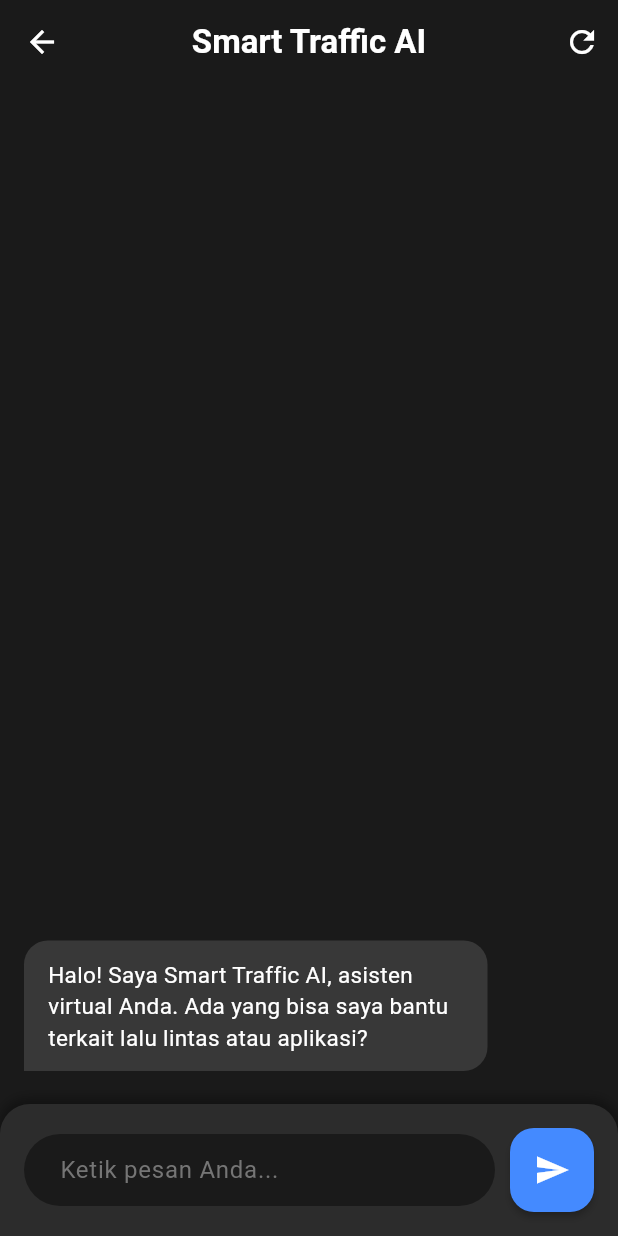
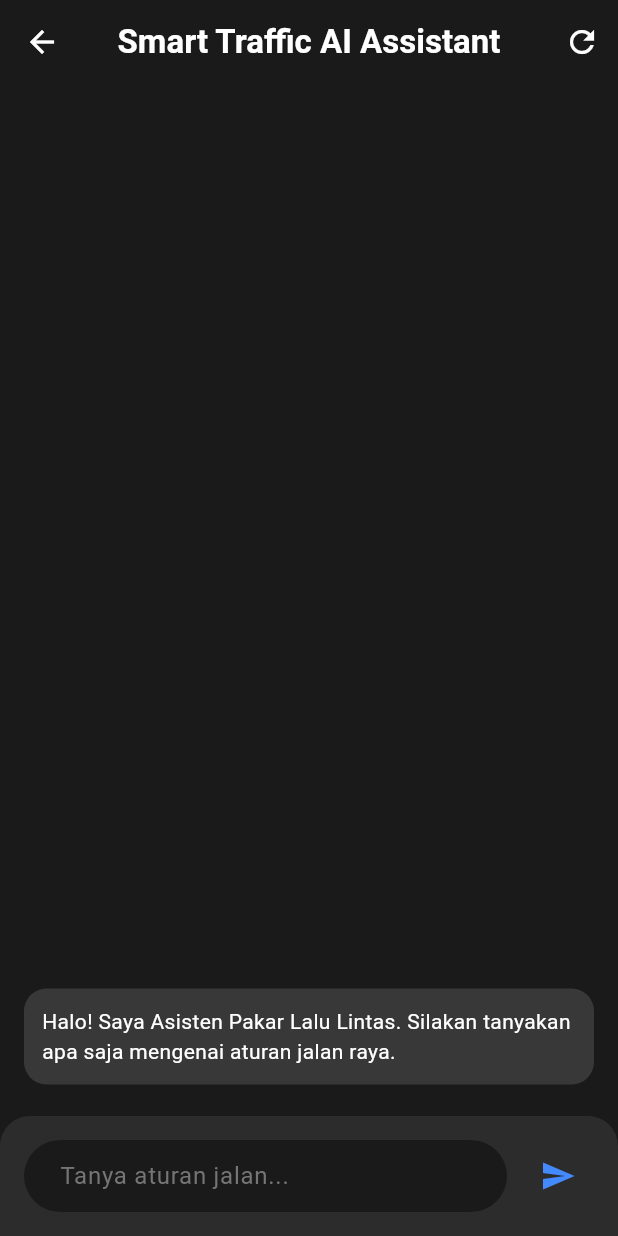
Before and after one commit to farizalfth/SmartTrafficVisionApp, a Flutter app: the ChatScreen screen opened directly, after a tap on the "send" icon, on a phone screen of 412 x 824 dp. Run offline on Flutter 3.47's test engine with Material 3 defaults, Android fonts, the phone set to English and light mode, and no system bars; our stand-ins replace cloud_firestore, csv, firebase_auth, firebase_core, firebase_database, firebase_storage and 8 more; accounts and stored records are empty.

Commit message:
twenty commit

```diff
--- a/lib/screens/chat_screen.dart
+++ b/lib/screens/chat_screen.dart
@@ -1,5 +1,3 @@
-// FILE: lib/screens/chat_screen.dart
-
 import 'package:flutter/material.dart';
 import 'package:smarttrafficapp/services/ai_service.dart';
 
@@ -12,19 +10,19 @@
 
 class _ChatScreenState extends State<ChatScreen> {
   final TextEditingController _messageController = TextEditingController();
-
-  // Panggil AIService
   final AIService _aiService = AIService();
-
   final List<ChatMessage> _messages = [];
   bool _isSending = false;
 
   @override
   void initState() {
     super.initState();
+    // Inisialisasi dataset CSV
+    _aiService.init();
+
     _addMessage(
       const ChatMessage(
-        text: "Halo! Saya Smart Traffic AI, asisten virtual Anda. Ada yang bisa saya bantu terkait lalu lintas atau aplikasi?",
+        text: "Halo! Saya Asisten Pakar Lalu Lintas. Silakan tanyakan apa saja mengenai aturan jalan raya.",
         isUser: false,
       ),
     );
@@ -32,10 +30,9 @@
 
   void _sendMessage() async {
     final String text = _messageController.text.trim();
-    _messageController.clear();
-
     if (text.isEmpty) return;
 
+    _messageController.clear();
     _addMessage(ChatMessage(text: text, isUser: true));
 
     setState(() {
@@ -43,14 +40,17 @@
     });
 
     try {
+      // Mengambil jawaban dari CSV secara Offline
       final String botResponse = await _aiService.sendMessage(text);
       _addMessage(ChatMessage(text: botResponse, isUser: false));
     } catch (e) {
-      _addMessage(ChatMessage(text: "Maaf, terjadi kesalahan: $e", isUser: false));
+      _addMessage(ChatMessage(text: "Terjadi kesalahan saat mencari data.", isUser: false));
     } finally {
-      setState(() {
-        _isSending = false;
-      });
+      if (mounted) {
+        setState(() {
+          _isSending = false;
+        });
+      }
     }
   }
 
@@ -73,21 +73,19 @@
     return Scaffold(
       backgroundColor: const Color(0xFF1A1A1A),
       appBar: AppBar(
-        title: const Text('Smart Traffic AI'),
+        title: const Text('Smart Traffic AI Assistant'),
         centerTitle: true,
         backgroundColor: const Color(0xFF1A1A1A),
         elevation: 0,
         actions: [
           IconButton(
             icon: const Icon(Icons.refresh),
-            tooltip: 'Reset Chat',
             onPressed: () {
               setState(() {
                 _messages.clear();
-                _aiService.resetChat();
                 _addMessage(
                   const ChatMessage(
-                    text: "Halo! Saya Smart Traffic AI, asisten virtual Anda. Ada yang bisa saya bantu terkait lalu lintas atau aplikasi?",
+                    text: "Halo! Saya Asisten Pakar Lalu Lintas. Ada yang bisa saya bantu?",
                     isUser: false,
                   ),
                 );
@@ -101,7 +99,7 @@
           Expanded(
             child: ListView.builder(
               padding: const EdgeInsets.all(16.0),
-              reverse: true,
+              reverse: true, // Pesan terbaru di bawah
               itemCount: _messages.length,
               itemBuilder: (context, index) {
                 return _messages[_messages.length - 1 - index];
@@ -110,8 +108,11 @@
           ),
           if (_isSending)
             const Padding(
-              padding: EdgeInsets.symmetric(horizontal: 16.0, vertical: 8.0),
-              child: LinearProgressIndicator(color: Colors.blueAccent, backgroundColor: Colors.grey),
+              padding: EdgeInsets.symmetric(horizontal: 16.0),
+              child: LinearProgressIndicator(
+                color: Colors.blueAccent,
+                backgroundColor: Color(0xFF2C2C2C),
+              ),
             ),
           _buildMessageInput(),
         ],
@@ -122,17 +123,9 @@
   Widget _buildMessageInput() {
     return Container(
       padding: const EdgeInsets.all(16.0),
-      decoration: BoxDecoration(
-        color: const Color(0xFF2C2C2C),
-        borderRadius: const BorderRadius.vertical(top: Radius.circular(20)),
-        boxShadow: [
-          BoxShadow(
-            color: Colors.black.withOpacity(0.3),
-            spreadRadius: 1,
-            blurRadius: 5,
-            offset: const Offset(0, -3),
-          ),
-        ],
+      decoration: const BoxDecoration(
+        color: Color(0xFF2C2C2C),
+        borderRadius: BorderRadius.vertical(top: Radius.circular(20)),
       ),
       child: Row(
         children: [
@@ -141,7 +134,7 @@
               controller: _messageController,
               style: const TextStyle(color: Colors.white),
               decoration: InputDecoration(
-                hintText: 'Ketik pesan Anda...',
+                hintText: 'Tanya aturan jalan...',
                 hintStyle: TextStyle(color: Colors.grey[600]),
                 border: OutlineInputBorder(
                   borderRadius: BorderRadius.circular(30.0),
@@ -149,25 +142,15 @@
                 ),
                 filled: true,
                 fillColor: const Color(0xFF1A1A1A),
-                contentPadding: const EdgeInsets.symmetric(horizontal: 20.0, vertical: 12.0),
+                contentPadding: const EdgeInsets.symmetric(horizontal: 20, vertical: 10),
               ),
-              maxLines: null,
-              textInputAction: TextInputAction.send,
               onSubmitted: (_) => _sendMessage(),
             ),
           ),
-          const SizedBox(width: 10.0),
-          FloatingActionButton(
+          const SizedBox(width: 10),
+          IconButton(
             onPressed: _isSending ? null : _sendMessage,
-            backgroundColor: Colors.blueAccent,
-            elevation: 2,
-            child: _isSending
-                ? const SizedBox(
-                    width: 24,
-                    height: 24,
-                    child: CircularProgressIndicator(color: Colors.white, strokeWidth: 2),
-                  )
-                : const Icon(Icons.send, color: Colors.white),
+            icon: const Icon(Icons.send, color: Colors.blueAccent),
           ),
         ],
       ),
@@ -176,12 +159,7 @@
 }
 
 class ChatMessage extends StatelessWidget {
-  const ChatMessage({
-    super.key,
-    required this.text,
-    required this.isUser,
-  });
-
+  const ChatMessage({super.key, required this.text, required this.isUser});
   final String text;
   final bool isUser;
 
@@ -190,25 +168,13 @@
     return Align(
       alignment: isUser ? Alignment.centerRight : Alignment.centerLeft,
       child: Container(
-        margin: const EdgeInsets.symmetric(vertical: 6.0),
-        padding: const EdgeInsets.symmetric(horizontal: 16.0, vertical: 12.0),
-        constraints: BoxConstraints(maxWidth: MediaQuery.of(context).size.width * 0.75),
+        margin: const EdgeInsets.symmetric(vertical: 5),
+        padding: const EdgeInsets.all(12),
         decoration: BoxDecoration(
           color: isUser ? Colors.blueAccent : const Color(0xFF383838),
-          borderRadius: BorderRadius.only(
-            topLeft: const Radius.circular(16.0),
-            topRight: const Radius.circular(16.0),
-            bottomLeft: isUser ? const Radius.circular(16.0) : Radius.zero,
-            bottomRight: isUser ? Radius.zero : const Radius.circular(16.0),
-          ),
+          borderRadius: BorderRadius.circular(15),
         ),
-        child: Text(
-          text,
-          style: const TextStyle(
-            color: Colors.white,
-            fontSize: 15,
-          ),
-        ),
+        child: Text(text, style: const TextStyle(color: Colors.white)),
       ),
     );
   }
--- a/lib/services/ai_service.dart
+++ b/lib/services/ai_service.dart
@@ -1,65 +1,60 @@
-// lib/services/ai_service.dart
-
 import 'package:smarttrafficapp/services/traffic_data_service.dart';
 
 class AIService {
-  // Instance Data Service
   final TrafficDataService _dataService = TrafficDataService();
+  bool _isLoaded = false;
 
-  AIService() {
-    // Load data CSV saat service dibuat
-    _dataService.loadAllData();
-  }
-
-  // LOGIKA CHATBOT LOKAL (Tanpa Internet/API)
-  Future<String> sendMessage(String message) async {
-    // Simulasi berpikir sejenak
-    await Future.delayed(const Duration(milliseconds: 800));
-
-    // 1. Normalisasi teks (kecilkan huruf biar mudah dideteksi)
-    String text = message.toLowerCase();
-
-    // 2. Deteksi Kata Kunci (Keyword Matching)
-
-    // --- TOPIK: HUJAN / CUACA ---
-    if (text.contains('hujan') || text.contains('basah') || text.contains('cuaca')) {
-      int count = _dataService.getAccidentsByWeather('rain'); // Cari kata 'rain' di CSV
-      if (text.contains('aman') || text.contains('bahaya')) {
-        return "Berdasarkan data historis kami, tercatat ada $count kecelakaan yang terjadi saat kondisi hujan. Sebaiknya kurangi kecepatan dan berhati-hati saat jalan basah.";
-      }
-      return "Data mencatat ada $count insiden kecelakaan saat kondisi hujan.";
-    }
-
-    // --- TOPIK: TOTAL KECELAKAAN ---
-    else if (text.contains('total') && text.contains('kecelakaan')) {
-      int total = _dataService.getTotalAccidents();
-      return "Total data kecelakaan yang tercatat dalam sistem kami berjumlah $total kasus.";
-    }
-
-    // --- TOPIK: FATAL / KEMATIAN ---
-    else if (text.contains('fatal') || text.contains('meninggal') || text.contains('parah')) {
-      int fatal = _dataService.getFatalAccidents();
-      return "Terdapat $fatal kasus kecelakaan yang tergolong fatal (mengakibatkan kematian). Harap patuhi rambu lalu lintas.";
-    }
-
-    // --- TOPIK: MACET / TRAFFIC ---
-    else if (text.contains('macet') || text.contains('padat') || text.contains('lalu lintas')) {
-      String status = _dataService.getTrafficStatus();
-      return "Status Lalu Lintas: $status";
-    }
-
-    // --- SAPAAN ---
-    else if (text.contains('halo') || text.contains('hai') || text.contains('selamat')) {
-      return "Halo! Saya SmartTraffic. Silakan tanya seputar data kecelakaan...";
-    }
-
-    // --- JIKA TIDAK MENGERTI ---
-    else {
-      return "Maaf, saya adalah bot offline yang hanya bisa menjawab pertanyaan seputar data kecelakaan dan lalu lintas. Coba gunakan kata kunci seperti 'hujan', 'total kecelakaan', atau 'macet'.";
+  // Inisialisasi data
+  Future<void> init() async {
+    if (!_isLoaded) {
+      await _dataService.loadAllData();
+      _isLoaded = true;
     }
   }
 
+  Future<String> sendMessage(String message) async {
+    await init(); // Pastikan data sudah dimuat
+
+    // Simulasi delay sedikit
+    await Future.delayed(const Duration(milliseconds: 500));
+
+    String userQuery = message.toLowerCase().trim();
+
+    // 1. Cari kecocokan langsung (Exact Match atau Contains)
+    for (var item in _dataService.qaData) {
+      if (userQuery.contains(item['question']!) || item['question']!.contains(userQuery)) {
+        return item['answer']!;
+      }
+    }
+
+    // 2. Jika tidak ketemu, cari berdasarkan keyword (Pencarian Kata Kunci)
+    List<String> keywords = userQuery.split(' ');
+    Map<String, int> scores = {};
+
+    for (var item in _dataService.qaData) {
+      int score = 0;
+      for (var word in keywords) {
+        if (word.length > 3 && item['question']!.contains(word)) {
+          score++;
+        }
+      }
+      if (score > 0) {
+        scores[item['answer']!] = score;
+      }
+    }
+
+    if (scores.isNotEmpty) {
+      // Ambil jawaban dengan skor tertinggi (paling banyak kata kunci yang cocok)
+      var sortedEntries = scores.entries.toList()
+        ..sort((e1, e2) => e2.value.compareTo(e1.value));
+      return sortedEntries.first.key;
+    }
+
+    // 3. Jika benar-benar tidak ada yang cocok
+    return "Maaf, saya belum memiliki informasi spesifik mengenai hal tersebut dalam database lalu lintas saya. Bisa coba tanyakan hal lain seperti 'arti lampu merah', 'fungsi helm', atau 'nomor darurat'?";
+  }
+
   void resetChat() {
-    // Tidak ada sesi yang perlu direset karena ini stateless logic
+    // Tidak perlu reset karena data bersifat statis dari CSV
   }
 }
--- a/lib/services/traffic_data_service.dart
+++ b/lib/services/traffic_data_service.dart
@@ -1,90 +1,35 @@
-// lib/services/traffic_data_service.dart
-
-import 'package:flutter/services.dart' show rootBundle;
 import 'package:csv/csv.dart';
+import 'package:flutter/services.dart';
 
 class TrafficDataService {
-  List<List<dynamic>> _accidentData = [];
-  List<List<dynamic>> _trafficData = [];
-  bool isLoading = false;
+  List<Map<String, String>> _qaData = [];
 
-  // Load semua data saat inisialisasi
+  // Fungsi untuk memuat file CSV dari Assets
   Future<void> loadAllData() async {
-    isLoading = true;
-    await _loadAccidentData();
-    await _loadTrafficData();
-    isLoading = false;
-  }
+    try {
+      final String rawData = await rootBundle.loadString("assets/datasets/dataset_lalu_lintas.csv");
 
-  Future<void> _loadAccidentData() async {
-    try {
-      // Pastikan nama file sesuai yang ada di folder assets
-      final rawData = await rootBundle.loadString('assets/datasets/RTA Dataset.csv');
-      _accidentData = const CsvToListConverter().convert(rawData);
+      // Mengonversi CSV menjadi List of Lists
+      List<List<dynamic>> listData = const CsvToListConverter(
+        fieldDelimiter: ',',
+        eol: '\n',
+        shouldParseNumbers: false,
+      ).convert(rawData);
+
+      // Mengubah List of Lists menjadi List of Maps (Question -> Answer)
+      // Indeks 0: instruction, 1: input, 2: output
+      _qaData = listData.skip(1).map((row) {
+        return {
+          'question': row[0].toString().toLowerCase().trim(),
+          'answer': row[2].toString().trim(),
+        };
+      }).toList();
+
+      print("Berhasil memuat ${_qaData.length} data lalu lintas.");
     } catch (e) {
-      print("Error load accident CSV: $e");
+      print("Gagal memuat CSV: $e");
     }
   }
 
-  Future<void> _loadTrafficData() async {
-    try {
-      final rawData = await rootBundle.loadString('assets/datasets/traffic.csv');
-      _trafficData = const CsvToListConverter().convert(rawData);
-    } catch (e) {
-      print("Error load traffic CSV: $e");
-    }
-  }
-
-  // --- FUNGSI PENCARIAN DATA (LOGIKA LOKAL) ---
-
-  // 1. Hitung total kecelakaan
-  int getTotalAccidents() {
-    // Dikurangi 1 untuk header
-    return _accidentData.isNotEmpty ? _accidentData.length - 1 : 0;
-  }
-
-  // 2. Cari kecelakaan berdasarkan cuaca (Keyword: Hujan, Cerah, Kabut)
-  int getAccidentsByWeather(String keyword) {
-    if (_accidentData.isEmpty) return 0;
-    int count = 0;
-    // Asumsi Kolom ke-10 adalah Weather_Conditions (Sesuaikan dengan CSV Anda)
-    int weatherColumnIndex = 10;
-
-    // Loop data (skip header)
-    for (var i = 1; i < _accidentData.length; i++) {
-      if (_accidentData[i].length > weatherColumnIndex) {
-        String weather = _accidentData[i][weatherColumnIndex].toString().toLowerCase();
-        if (weather.contains(keyword.toLowerCase())) {
-          count++;
-        }
-      }
-    }
-    return count;
-  }
-
-  // 3. Cari kecelakaan Fatal
-  int getFatalAccidents() {
-    if (_accidentData.isEmpty) return 0;
-    int count = 0;
-    // Asumsi Kolom ke-1 adalah Severity (1 = Fatal)
-    int severityIndex = 1;
-
-    for (var i = 1; i < _accidentData.length; i++) {
-      if (_accidentData[i].length > severityIndex) {
-        // Cek kode '1' (Fatal)
-        if (_accidentData[i][severityIndex].toString() == '1') {
-          count++;
-        }
-      }
-    }
-    return count;
-  }
-
-  // 4. Info Traffic (Simulasi baca CSV Traffic)
-  String getTrafficStatus() {
-    if (_trafficData.isEmpty) return "Data lalu lintas belum tersedia.";
-    // Contoh: Mengambil baris pertama data traffic sebagai sampel
-    // Nanti bisa disesuaikan rumus hitungnya
-    return "Terpantau padat di jam sibuk pagi (07:00) dan sore (17:00).";
-  }
+  List<Map<String, String>> get qaData => _qaData;
 }
--- a/pubspec.yaml
+++ b/pubspec.yaml
@@ -71,5 +71,4 @@
     - assets/images/logo.png
 
     # --- Data Sources ---
-    - assets/datasets/RTA Dataset.csv
-    - assets/datasets/traffic.csv
+    - assets/datasets/dataset_lalu_lintas.csv
```
Also changed, not shown: assets/datasets/dataset_lalu_lintas.csv (added, +49 -0 lines), 2 other files.
